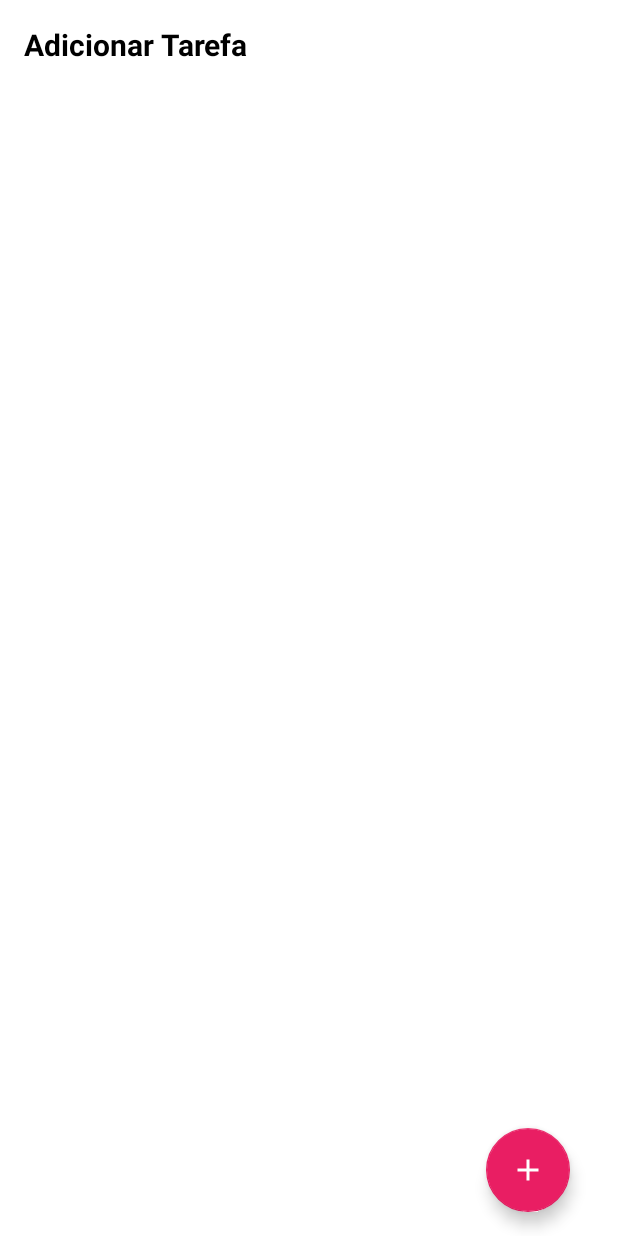
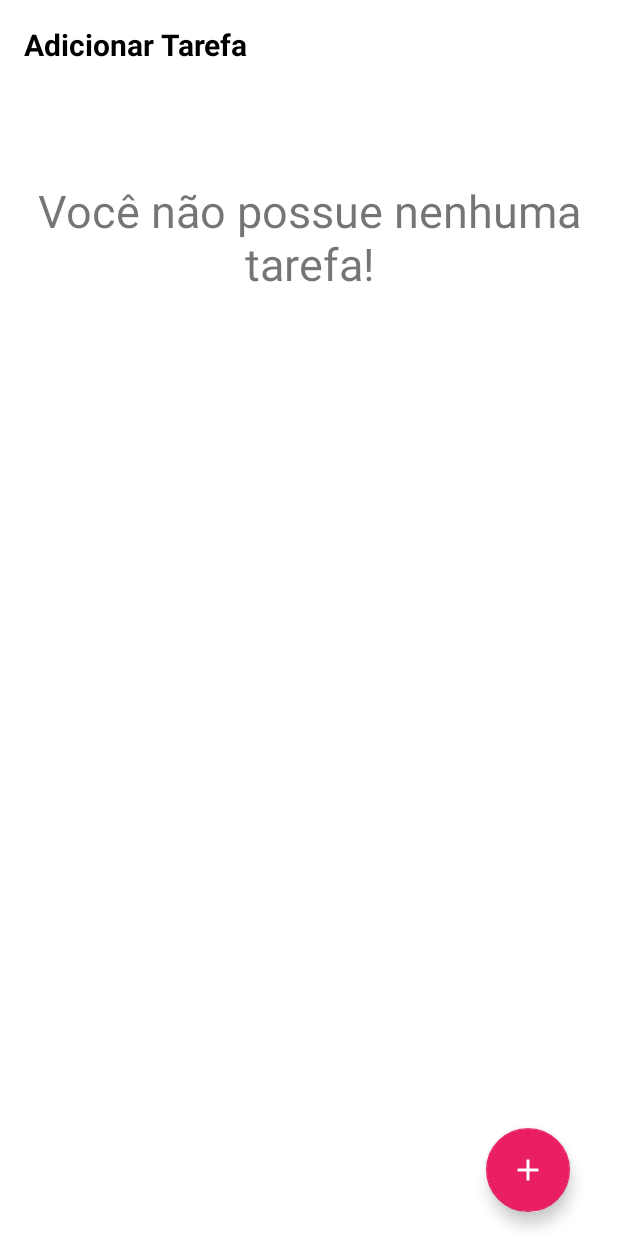
Before and after one commit to evanvidel/todo-list, an Android app: the screen it shows after launch (MainActivity), on a phone screen of 412 x 824 dp. Run offline under Robolectric (Android 15) with nearby library versions, the phone set to English and light mode, and no system bars.

Commit message:
criando funcao editar e deletar tarefa

```diff
--- a/app/src/main/java/br/com/franco/todolist/adapter/TaskAdapter.kt
+++ b/app/src/main/java/br/com/franco/todolist/adapter/TaskAdapter.kt
@@ -28,7 +28,7 @@ class TaskAdapter : ListAdapter<Task, TaskAdapter.TaskViewHolder>(DiffCallBack()
     inner class TaskViewHolder(private val  binding: ItemTaskBinding): RecyclerView.ViewHolder(binding.root){
         fun bind(item: Task) {
             binding.tvTitle.text = item.title
-
+            binding.tvDate.text = "${item.date} ${item.hour}"
             binding.ivMore.setOnClickListener {
                 showPopup(item)
             }
--- a/app/src/main/java/br/com/franco/todolist/ui/MainActivity.kt
+++ b/app/src/main/java/br/com/franco/todolist/ui/MainActivity.kt
@@ -1,14 +1,15 @@
 package br.com.franco.todolist.ui
 
+import android.app.Activity
 import android.content.Intent
 import android.graphics.Color
 import androidx.appcompat.app.AppCompatActivity
 import android.os.Bundle
+import android.view.View
 import br.com.franco.todolist.adapter.TaskAdapter
 import br.com.franco.todolist.databinding.ActivityMainBinding
 import br.com.franco.todolist.datasource.TaskDataSource
 
-@Suppress("DEPRECATION")
 class MainActivity : AppCompatActivity() {
 
     private lateinit var binding: ActivityMainBinding
@@ -21,6 +22,8 @@ class MainActivity : AppCompatActivity() {
 
         window.statusBarColor = Color.parseColor("#FFFFFF")
 
+        binding.rvTasks.adapter = adapter
+        updateList()
         insertListeners()
     }
 
@@ -30,20 +33,28 @@ class MainActivity : AppCompatActivity() {
         }
 
         adapter.listenerEdit = {
-
+            val intent = Intent(this, AddTaskActivity::class.java)
+            intent.putExtra(AddTaskActivity.TASK_ID,it.id)
+            startActivityForResult(intent, CREATE_NEW_TASK)
         }
         adapter.listenerDelete = {
-
+            TaskDataSource.deleteTask(it)
+            updateList()
         }
     }
 
     @Deprecated("Deprecated in Java")
     override fun onActivityResult(requestCode: Int, resultCode: Int, data: Intent?) {
         super.onActivityResult(requestCode, resultCode, data)
-        if (requestCode == CREATE_NEW_TASK) {
-            binding.rvTasks.adapter = adapter
-            adapter.submitList(TaskDataSource.getList())
-        }
+        if (requestCode == CREATE_NEW_TASK && resultCode == Activity.RESULT_OK)updateList()
+
+    }
+
+    private fun updateList() {
+        val list = TaskDataSource.getList()
+        binding.includeEmpty.emptyState.visibility =
+            if(list.isEmpty()) View.VISIBLE else View.GONE
+        adapter.submitList(list)
     }
 
     companion object {
--- a/app/src/main/res/layout/activity_main.xml
+++ b/app/src/main/res/layout/activity_main.xml
@@ -18,10 +18,15 @@
         app:layout_constraintStart_toStartOf="parent"
         app:layout_constraintTop_toTopOf="parent" />
 
+    <include
+        android:id="@+id/include_empty"
+        layout="@layout/empty_state"/>
+
     <androidx.recyclerview.widget.RecyclerView
         android:id="@+id/rv_tasks"
         android:layout_width="match_parent"
         android:layout_height="0dp"
+        tools:visibility="gone"
         app:layoutManager="androidx.recyclerview.widget.LinearLayoutManager"
         app:layout_constraintBottom_toTopOf="@id/fab"
         app:layout_constraintTop_toBottomOf="@id/tv_title"
--- /dev/null
+++ b/app/src/main/res/layout/empty_state.xml
@@ -0,0 +1,30 @@
+<?xml version="1.0" encoding="utf-8"?>
+<androidx.constraintlayout.widget.ConstraintLayout xmlns:android="http://schemas.android.com/apk/res/android"
+    xmlns:app="http://schemas.android.com/apk/res-auto"
+    android:id="@+id/empty_state"
+    android:layout_width="match_parent"
+    android:layout_height="match_parent"
+    android:layout_margin="16dp">
+
+    <TextView
+        android:id="@+id/tv_massage"
+        android:layout_width="wrap_content"
+        android:layout_height="wrap_content"
+        android:layout_marginBottom="16dp"
+        android:gravity="center"
+        android:text="@string/label_sem_tarefa"
+        android:textSize="30sp"
+        app:layout_constraintBottom_toTopOf="@id/iv_image"
+        app:layout_constraintEnd_toEndOf="parent"
+        app:layout_constraintStart_toStartOf="parent" />
+
+    <androidx.appcompat.widget.AppCompatImageView
+        android:id="@+id/iv_image"
+        android:layout_width="400dp"
+        android:layout_height="400dp"
+        app:layout_constraintBottom_toBottomOf="parent"
+        app:layout_constraintEnd_toEndOf="parent"
+        app:layout_constraintStart_toStartOf="parent"
+        app:layout_constraintTop_toTopOf="parent" />
+
+</androidx.constraintlayout.widget.ConstraintLayout>
--- a/app/src/main/res/values/strings.xml
+++ b/app/src/main/res/values/strings.xml
@@ -7,4 +7,5 @@
     <string name="delete_tarefa">deletar</string>
     <string name="editar_tarefa">editar</string>
     <string name="abrir_menu">abrir menu</string>
+    <string name="label_sem_tarefa">Você não possue nenhuma tarefa!</string>
 </resources>
```
Also changed, not shown: app/src/main/java/br/com/franco/todolist/datasource/TaskDataSource.kt (+11 -2 lines), app/src/main/java/br/com/franco/todolist/ui/AddTaskActivity.kt (+16 -4 lines).
